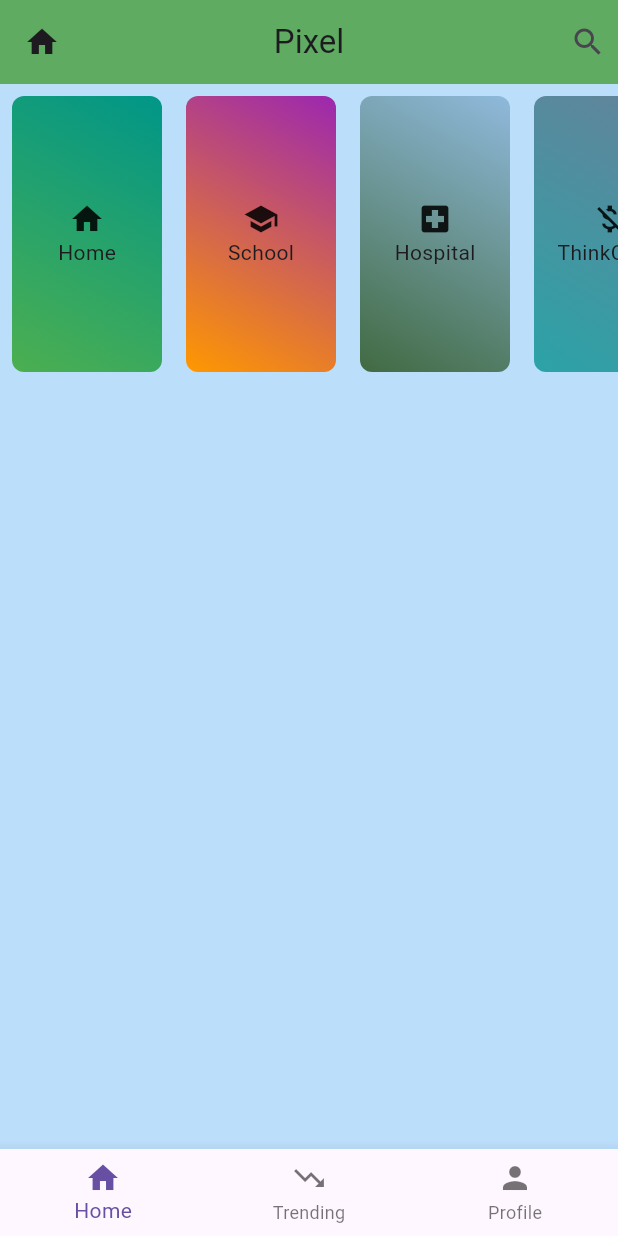
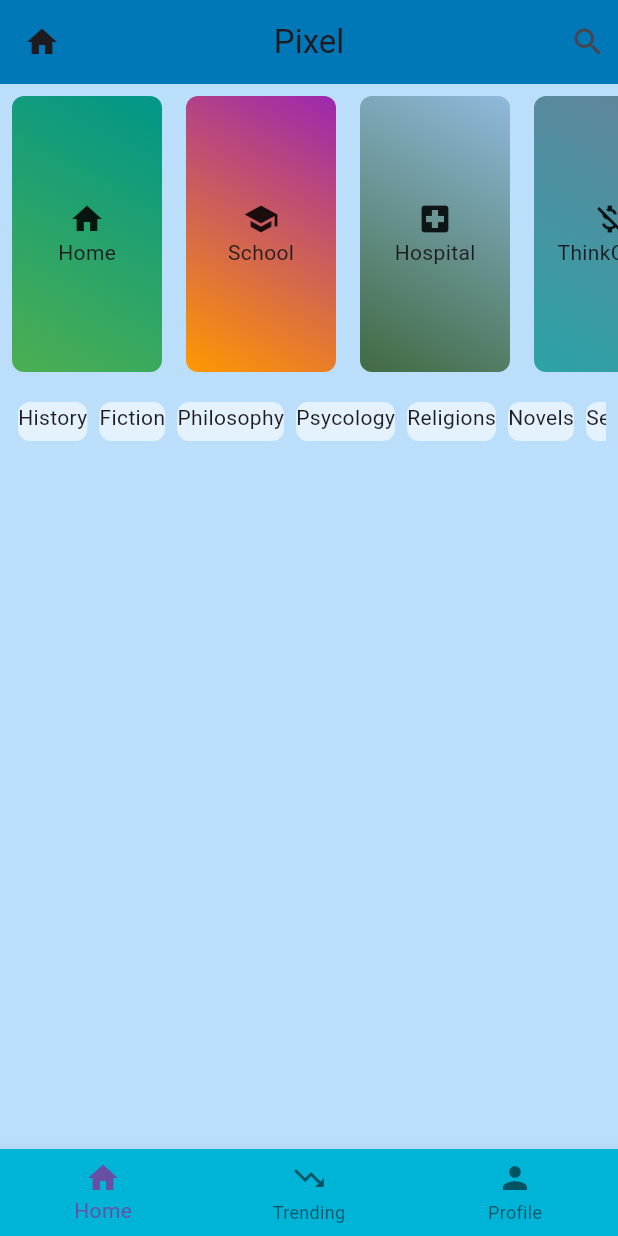
Before and after one commit to beingraigistani/flutterassignment, a Flutter app: the screen it shows after launch, on a phone screen of 412 x 824 dp. Run offline on Flutter 3.47's test engine with Material 3 defaults, Android fonts, the phone set to English and light mode, and no system bars.

Commit message:
navigation bar and colours selection done

```diff
--- a/lib/screens/dreamy_page.dart
+++ b/lib/screens/dreamy_page.dart
@@ -11,7 +11,7 @@ class DreamyPage extends StatelessWidget {
       appBar: AppBar(
         title: Text("Pixel"),
         centerTitle: true,
-        backgroundColor: const Color.fromARGB(255, 95, 171, 98),
+        backgroundColor: Color(0xFF0077b6),
         leading: Icon(Icons.home),
         actions: [
           Padding(
@@ -64,14 +64,92 @@ class DreamyPage extends StatelessWidget {
                     ],
                   ),
                 ],
-                ))
+              ),
+            ),
+            Container(
+              padding: EdgeInsets.all(8),
+              height: 50,
+              width: double.infinity,
+              child: ListView(
+                scrollDirection: Axis.horizontal,
+                children: [
+                  Container(
+                    margin: EdgeInsets.all(4),
+                    decoration: BoxDecoration(
+                      borderRadius: BorderRadius.all(Radius.circular(8)),
+                      color: Colors.white60,
+                    ),
+                    height: 50,
+                    child: Text("History"),
+                  ),
+                  Container(
+                    margin: EdgeInsets.all(4),
+                    decoration: BoxDecoration(
+                      borderRadius: BorderRadius.all(Radius.circular(8)),
+                      color: Colors.white60,
+                    ),
+                    height: 50,
+                    child: Text("Fiction"),
+                  ),
+                  Container(
+                    margin: EdgeInsets.all(4),
+                    decoration: BoxDecoration(
+                      borderRadius: BorderRadius.all(Radius.circular(8)),
+                      color: Colors.white60,
+                    ),
+                    height: 50,
+                    child: Text("Philosophy"),
+                  ),
+                  Container(
+                    margin: EdgeInsets.all(4),
+                    decoration: BoxDecoration(
+                      borderRadius: BorderRadius.all(Radius.circular(8)),
+                      color: Colors.white60,
+                    ),
+                    height: 50,
+                    child: Text("Psycology"),
+                  ),
+                  Container(
+                    margin: EdgeInsets.all(4),
+                    decoration: BoxDecoration(
+                      borderRadius: BorderRadius.all(Radius.circular(8)),
+                      color: Colors.white60,
+                    ),
+                    height: 50,
+                    child: Text("Religions"),
+                  ),
+                  Container(
+                    margin: EdgeInsets.all(4),
+                    decoration: BoxDecoration(
+                      borderRadius: BorderRadius.all(Radius.circular(8)),
+                      color: Colors.white60,
+                    ),
+                    height: 50,
+                    child: Text("Novels"),
+                  ),
+                  Container(
+                    margin: EdgeInsets.all(4),
+                    decoration: BoxDecoration(
+                      borderRadius: BorderRadius.all(Radius.circular(8)),
+                      color: Colors.white60,
+                    ),
+                    height: 50,
+                    child: Text("Self Improvement"),
+                  ),
+                ],
+              ),
+            )
           ],
         ),
       ),
-      bottomNavigationBar: BottomNavigationBar(items: [
-        BottomNavigationBarItem(icon: Icon(Icons.home),label: "Home"),
-        BottomNavigationBarItem(icon: Icon(Icons.trending_down),label: "Trending"),
-        BottomNavigationBarItem(icon: Icon(Icons.person),label: "Profile"),
+      bottomNavigationBar: BottomNavigationBar(
+        backgroundColor: Color(0xFF00b4d8),
+        type: BottomNavigationBarType.fixed,
+        items: [
+        BottomNavigationBarItem(icon: Icon(Icons.home), label: "Home"),
+        BottomNavigationBarItem(
+            icon: Icon(Icons.trending_down), label: "Trending"),
+        BottomNavigationBarItem(icon: Icon(Icons.person), label: "Profile"),
       ]),
     );
   }
```
Lines whose indentation alone changed are shown as unchanged.
